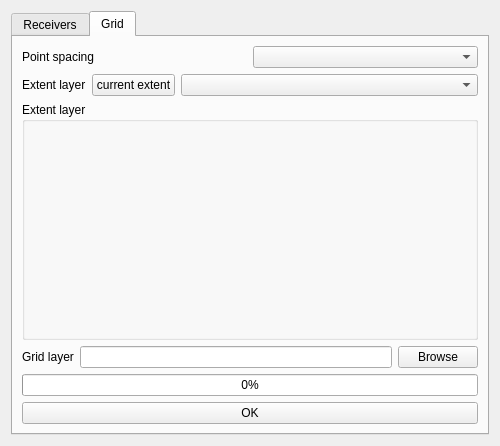
Above: tools/ui_CreateReceiverPoints.ui from pierluigiderosa/openoise before the change. Below: the same form after it.
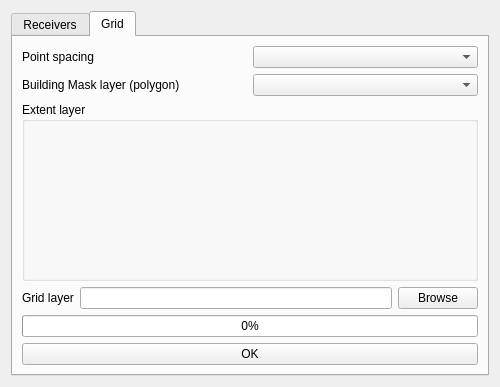
That is the form after the change. The open tabs and pages were chosen to show the change. Custom widgets are drawn as their Qt base class.

Commit message: selector extent for grid creation

Patch:
```diff
--- a/tools/ui_CreateReceiverPoints.ui
+++ b/tools/ui_CreateReceiverPoints.ui
@@ -10,7 +10,7 @@
     <x>0</x>
     <y>0</y>
     <width>500</width>
-    <height>446</height>
+    <height>387</height>
    </rect>
   </property>
   <property name="sizePolicy">
@@ -233,52 +233,29 @@
          <item>
           <widget class="QLabel" name="label_3">
            <property name="text">
-            <string>Extent layer</string>
+            <string>Building Mask layer (polygon)</string>
            </property>
           </widget>
          </item>
          <item>
-          <widget class="QPushButton" name="extent_layer">
-           <property name="text">
-            <string>current extent</string>
-           </property>
-           <property name="checkable">
-            <bool>true</bool>
-           </property>
-          </widget>
-         </item>
-         <item>
-          <widget class="QgsMapLayerComboBox" name="overlayLayer_ComboBox">
-           <property name="sizePolicy">
-            <sizepolicy hsizetype="Expanding" vsizetype="Fixed">
-             <horstretch>0</horstretch>
-             <verstretch>0</verstretch>
-            </sizepolicy>
-           </property>
-           <property name="minimumSize">
-            <size>
-             <width>0</width>
-             <height>10</height>
-            </size>
-           </property>
-           <property name="baseSize">
-            <size>
-             <width>0</width>
-             <height>0</height>
-            </size>
-           </property>
-           <property name="iconSize">
-            <size>
-             <width>16</width>
-             <height>16</height>
-            </size>
-           </property>
-          </widget>
+          <widget class="QgsMapLayerComboBox" name="BuildingMaskLayerCombo"/>
          </item>
         </layout>
        </item>
        <item>
         <widget class="QgsExtentGroupBox" name="ExtentGrid">
+         <property name="sizePolicy">
+          <sizepolicy hsizetype="Expanding" vsizetype="Minimum">
+           <horstretch>0</horstretch>
+           <verstretch>0</verstretch>
+          </sizepolicy>
+         </property>
+         <property name="minimumSize">
+          <size>
+           <width>0</width>
+           <height>50</height>
+          </size>
+         </property>
          <property name="title">
           <string>Extent layer</string>
          </property>
```
Left out of the diff: 2 changed lines with no effect on the pictures. The commit also changes 6 other files.
